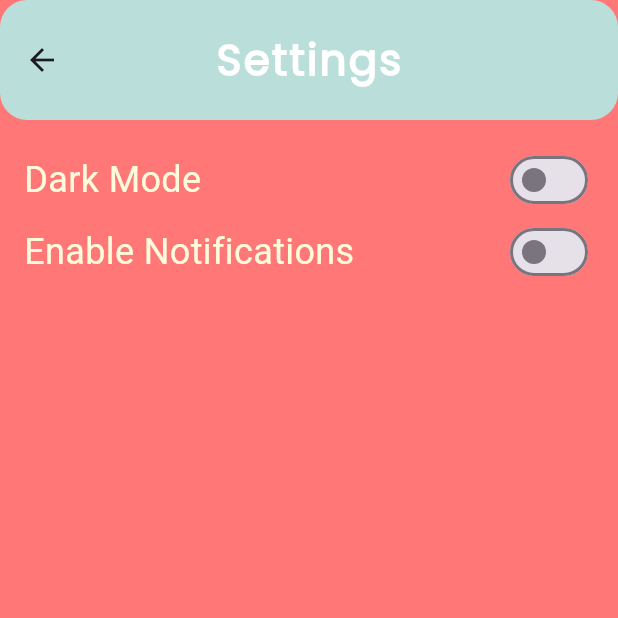
After one commit to meetasati07/Campus_Complaint, a Flutter app: the SettingsPage screen opened directly, on a phone screen of 412 x 824 dp, the top half of it. The commit adds this screen. Run offline on Flutter 3.47's test engine with Material 3 defaults, Android fonts, the phone set to English and light mode, and no system bars.

Commit message:
feat: Setting Page

```diff
--- /dev/null
+++ b/lib/pages/settings_page.dart
@@ -0,0 +1,68 @@
+import 'package:flutter/material.dart';
+
+class SettingsPage extends StatefulWidget {
+  const SettingsPage({super.key});
+
+  @override
+  State<SettingsPage> createState() => _SettingsPageState();
+}
+
+class _SettingsPageState extends State<SettingsPage> {
+  bool _darkMode = false;
+  bool _enableNotifications = false;
+  @override
+  Widget build(BuildContext context) {
+    return Scaffold(
+      appBar: AppBar(title: Text('Settings')),
+      body: Padding(
+        padding: const EdgeInsets.all(16.0),
+        child: Column(
+          children: [
+            Row(
+              mainAxisAlignment: MainAxisAlignment.spaceBetween,
+              children: [
+                Text(
+                  'Dark Mode',
+                  style: TextStyle(
+                    fontSize: 24,
+                    color: Theme.of(context).primaryColor,
+                  ),
+                ),
+                Switch(
+                  value: _enableNotifications,
+                  activeThumbColor: Colors.blue,
+                  onChanged: (bool newValue) {
+                    setState(() {
+                      _enableNotifications = newValue;
+                    });
+                  },
+                ),
+              ],
+            ),
+            Row(
+              mainAxisAlignment: MainAxisAlignment.spaceBetween,
+              children: [
+                Text(
+                  'Enable Notifications',
+                  style: TextStyle(
+                    fontSize: 24,
+                    color: Theme.of(context).primaryColor,
+                  ),
+                ),
+                Switch(
+                  value: _darkMode,
+                  activeThumbColor: Colors.blue,
+                  onChanged: (bool newValue) {
+                    setState(() {
+                      _darkMode = newValue;
+                    });
+                  },
+                ),
+              ],
+            ),
+          ],
+        ),
+      ),
+    );
+  }
+}
```
Also changed, not shown: lib/pages/complaint_page.dart (+2 -34 lines), lib/pages/home_page.dart (+2 -34 lines), lib/pages/track_complaint_page.dart (+2 -34 lines), lib/widgets/profile.dart (added, +49 -0 lines).
